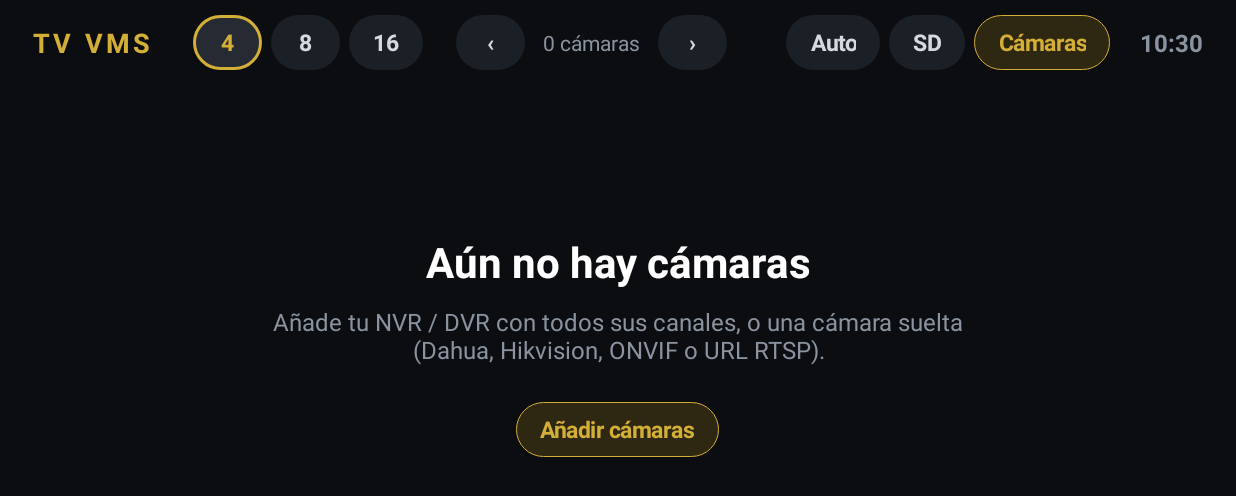
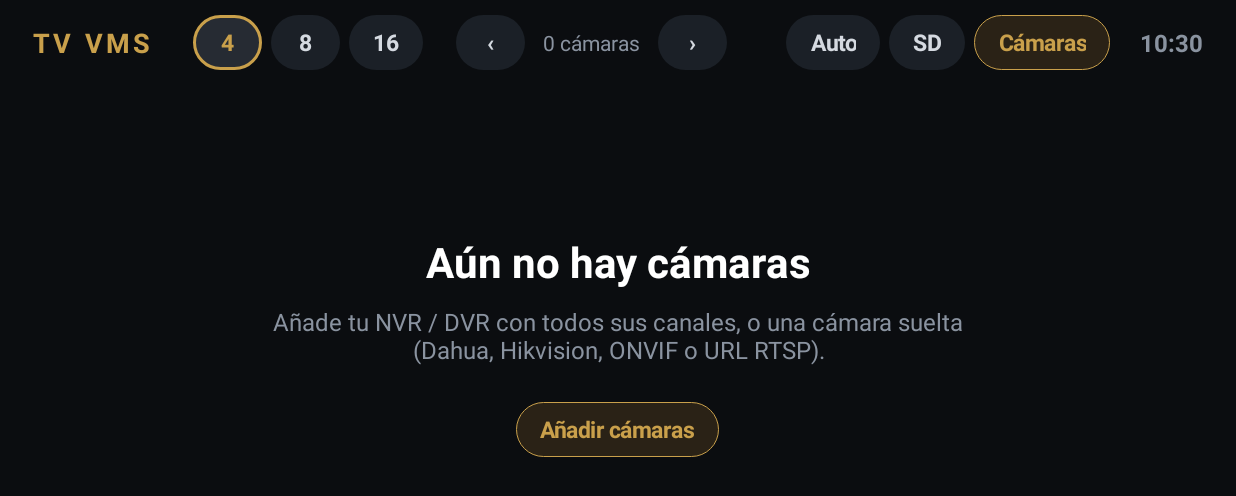
Before and after one commit to fonsirs/tv-vms, an Android app: the screen it shows after launch (MainActivity), on a phone screen of 824 x 412 dp (held sideways). Shown: the top 496 px of the screen. Run offline under Robolectric (Android 15) with nearby library versions, the phone set to English and light mode, and no system bars; pictures from the network do not load.

Commit message:
Dorado más cálido (menos amarillo)
Co-Authored-By: Claude Sonnet 5.5 <noreply@anthropic.com>
Claude-Session: https://claude.ai/code/session_01Ng7gVu353ReHhsZS3oanSo

```diff
--- a/app/src/main/java/com/fonsi/tvvms/Chip.kt
+++ b/app/src/main/java/com/fonsi/tvvms/Chip.kt
@@ -11,7 +11,7 @@ import android.widget.TextView
 /** Botón redondeado para mando: dorado al tener el foco, borde dorado si está activo. */
 class Chip(context: Context, label: String) : TextView(context) {
 
-    private val gold = Color.parseColor("#D4AF37")
+    private val gold = Color.parseColor("#C9A04B")
     var filled: Boolean = false
         set(value) {
             field = value
@@ -48,7 +48,7 @@ class Chip(context: Context, label: String) : TextView(context) {
             bg.setStroke(dp(2), gold)
             setTextColor(gold)
         } else if (filled) {
-            bg.setColor(Color.parseColor("#2E2711"))
+            bg.setColor(Color.parseColor("#2A2216"))
             bg.setStroke(dp(1), gold)
             setTextColor(gold)
         } else {
--- a/app/src/main/java/com/fonsi/tvvms/MainActivity.kt
+++ b/app/src/main/java/com/fonsi/tvvms/MainActivity.kt
@@ -21,7 +21,7 @@ import java.util.Locale
 
 class MainActivity : Activity() {
 
-    private val gold = Color.parseColor("#D4AF37")
+    private val gold = Color.parseColor("#C9A04B")
     private val muted = Color.parseColor("#8A93A0")
     private val bgColor = Color.parseColor("#0B0D10")
     private val handler = Handler(Looper.getMainLooper())
--- a/app/src/main/java/com/fonsi/tvvms/TileView.kt
+++ b/app/src/main/java/com/fonsi/tvvms/TileView.kt
@@ -37,7 +37,7 @@ class TileView(
     private val amber = Color.parseColor("#F5A524")
     private val green = Color.parseColor("#3DD68C")
     private val red = Color.parseColor("#E5484D")
-    private val gold = Color.parseColor("#D4AF37")
+    private val gold = Color.parseColor("#C9A04B")
 
     private val playerView: PlayerView =
         LayoutInflater.from(context).inflate(R.layout.player_view, this, false) as PlayerView
--- a/app/src/main/res/drawable/banner.xml
+++ b/app/src/main/res/drawable/banner.xml
@@ -8,9 +8,9 @@
         android:fillColor="#14181F"
         android:pathData="M0,0h320v180h-320z" />
     <path
-        android:fillColor="#D4AF37"
+        android:fillColor="#C9A04B"
         android:pathData="M100,60h70a10,10 0 0 1 10,10v40a10,10 0 0 1 -10,10h-70a10,10 0 0 1 -10,-10v-40a10,10 0 0 1 10,-10z" />
     <path
-        android:fillColor="#D4AF37"
+        android:fillColor="#C9A04B"
         android:pathData="M186,82l44,-22v60l-44,-22z" />
 </vector>
--- a/app/src/main/res/drawable/ic_launcher.xml
+++ b/app/src/main/res/drawable/ic_launcher.xml
@@ -8,9 +8,9 @@
         android:fillColor="#14181F"
         android:pathData="M0,0h96v96h-96z" />
     <path
-        android:fillColor="#D4AF37"
+        android:fillColor="#C9A04B"
         android:pathData="M20,30h40a6,6 0 0 1 6,6v24a6,6 0 0 1 -6,6h-40a6,6 0 0 1 -6,-6v-24a6,6 0 0 1 6,-6z" />
     <path
-        android:fillColor="#D4AF37"
+        android:fillColor="#C9A04B"
         android:pathData="M70,44l14,-8v24l-14,-8z" />
 </vector>
--- a/app/src/main/res/values/themes.xml
+++ b/app/src/main/res/values/themes.xml
@@ -2,14 +2,14 @@
 <resources>
     <style name="AppTheme" parent="android:Theme.Material.NoActionBar">
         <item name="android:windowBackground">@android:color/black</item>
-        <item name="android:colorAccent">#D4AF37</item>
-        <item name="android:colorControlActivated">#D4AF37</item>
+        <item name="android:colorAccent">#C9A04B</item>
+        <item name="android:colorControlActivated">#C9A04B</item>
         <item name="android:alertDialogTheme">@style/DialogTheme</item>
     </style>
 
     <style name="DialogTheme" parent="android:Theme.Material.Dialog.Alert">
         <item name="android:windowBackground">@drawable/dialog_bg</item>
-        <item name="android:colorAccent">#D4AF37</item>
-        <item name="android:colorControlActivated">#D4AF37</item>
+        <item name="android:colorAccent">#C9A04B</item>
+        <item name="android:colorControlActivated">#C9A04B</item>
     </style>
 </resources>
```
